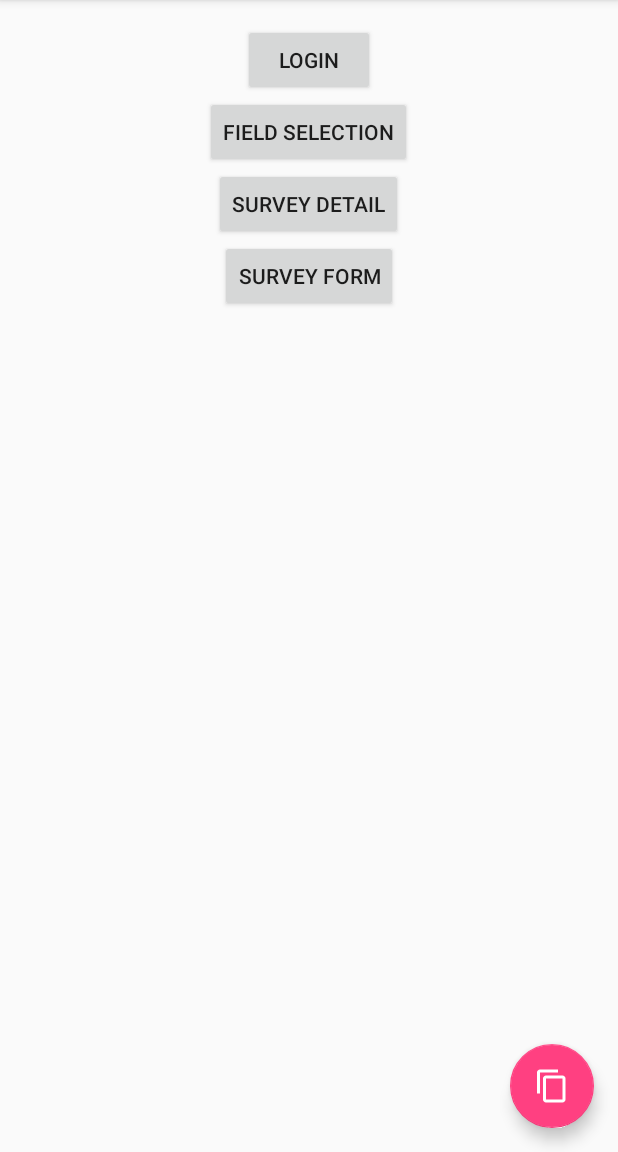
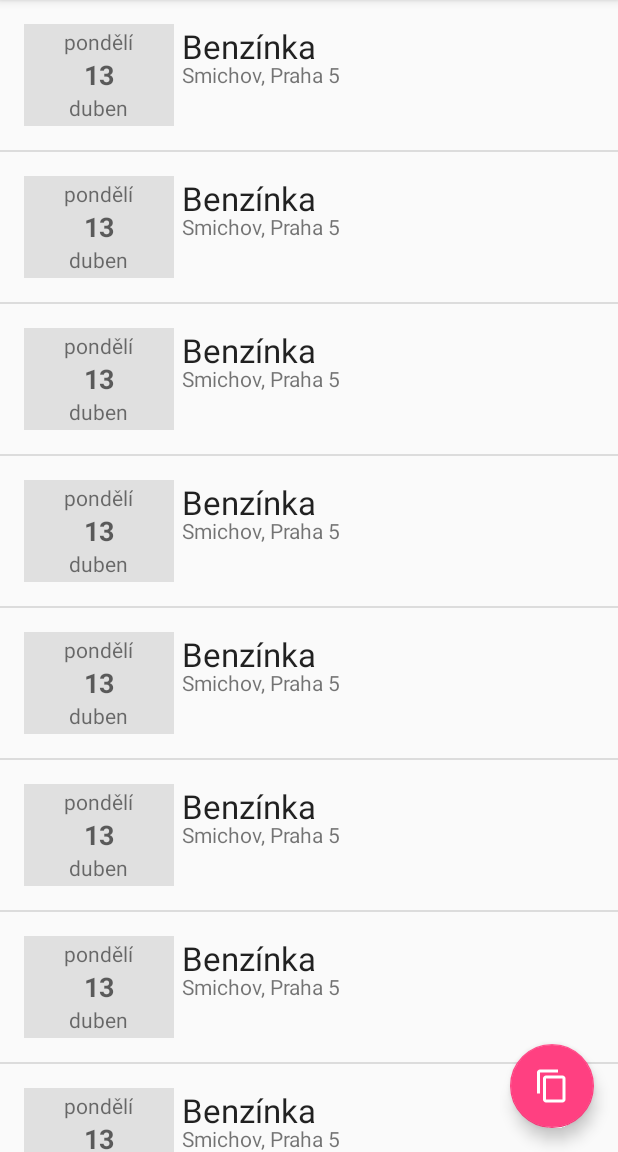
Before and after one commit to janzal/stm-dia, an Android app: the screen it shows after launch (DiaryOverview), on a phone screen of 412 x 824 dp, the part 84-1236 px from its top. Run offline under Robolectric (Android 15) with nearby library versions, the phone set to English and light mode, and no system bars.

Commit message:
overview list skeleton

```diff
--- a/app/src/main/java/com/cvut/janzaloudek/stm_dia/DiaryOverview.java
+++ b/app/src/main/java/com/cvut/janzaloudek/stm_dia/DiaryOverview.java
@@ -13,9 +13,34 @@ import android.support.v7.app.AppCompatActivity;
 import android.support.v7.widget.Toolbar;
 import android.view.Menu;
 import android.view.MenuItem;
+import android.widget.AdapterView;
+import android.widget.ArrayAdapter;
+import android.widget.ListView;
+
+import com.cvut.janzaloudek.stm_dia.FieldSelection.FieldAdapter;
+import com.cvut.janzaloudek.stm_dia.Survey.SurveyResponseOverviewAdapter;
+import com.cvut.janzaloudek.stm_dia.model.entity.Field;
+import com.cvut.janzaloudek.stm_dia.model.entity.Survey;
+import com.cvut.janzaloudek.stm_dia.model.entity.SurveyResponse;
+
+import java.util.ArrayList;
+import java.util.List;
 
 public class DiaryOverview extends AppCompatActivity
         implements NavigationView.OnNavigationItemSelectedListener {
+    List<SurveyResponse> surveyResponses = new ArrayList<SurveyResponse>() {{
+        add(new SurveyResponse());
+        add(new SurveyResponse());
+        add(new SurveyResponse());
+        add(new SurveyResponse());
+        add(new SurveyResponse());
+        add(new SurveyResponse());
+        add(new SurveyResponse());
+        add(new SurveyResponse());
+        add(new SurveyResponse());
+
+    }};
+
     public void showLoginActivity(View view) {
         Intent intent = new Intent(this, LoginActivity.class);
         startActivity(intent);
@@ -60,6 +85,19 @@ public class DiaryOverview extends AppCompatActivity
 
         NavigationView navigationView = (NavigationView) findViewById(R.id.nav_view);
         navigationView.setNavigationItemSelectedListener(this);
+
+        ArrayAdapter adapter = new SurveyResponseOverviewAdapter(this, R.layout.overview_question_item, surveyResponses);
+
+        ListView listView = (ListView) findViewById(R.id.overview_listview);
+        listView.setAdapter(adapter);
+
+        listView.setOnItemClickListener(new AdapterView.OnItemClickListener() {
+            @Override
+            public void onItemClick(AdapterView<?> adapterView, View view, int i, long l) {
+                Intent intent = new Intent(DiaryOverview.this, SurveyDetailActivity.class);
+                startActivity(intent);
+            }
+        });
     }
 
     @Override
--- /dev/null
+++ b/app/src/main/java/com/cvut/janzaloudek/stm_dia/Survey/SurveyResponseOverviewAdapter.java
@@ -0,0 +1,38 @@
+package com.cvut.janzaloudek.stm_dia.Survey;
+
+import android.content.Context;
+import android.view.LayoutInflater;
+import android.view.View;
+import android.view.ViewGroup;
+import android.widget.ArrayAdapter;
+import android.widget.TextView;
+
+import com.cvut.janzaloudek.stm_dia.R;
+import com.cvut.janzaloudek.stm_dia.model.entity.Question;
+import com.cvut.janzaloudek.stm_dia.model.entity.SurveyResponse;
+
+import java.util.List;
+
+/**
+ * Created by janzaloudek on 25/04/16.
+ */
+public class SurveyResponseOverviewAdapter extends ArrayAdapter<SurveyResponse> {
+
+    public SurveyResponseOverviewAdapter(Context context, int resource, List<SurveyResponse> objects) {
+        super(context, resource, objects);
+    }
+
+    @Override
+    public View getView(int position, View convertView, ViewGroup parent) {
+        SurveyResponse question = getItem(position);
+
+        if (convertView == null) {
+            convertView = LayoutInflater.from(getContext()).inflate(R.layout.overview_question_item, parent, false);
+        }
+
+//        TextView content = (TextView) convertView.findViewById(R.id.question_text);
+//        content.setText(question.getSurvey().field.getHeader());
+
+        return convertView;
+    }
+}
--- a/app/src/main/java/com/cvut/janzaloudek/stm_dia/model/entity/Question.java
+++ b/app/src/main/java/com/cvut/janzaloudek/stm_dia/model/entity/Question.java
@@ -34,4 +34,9 @@ public class Question {
     public String getContent() {
         return content;
     }
+
+    @Override
+    public boolean equals(Object o) {
+        return ((Question)o).id == id;
+    }
 }
--- /dev/null
+++ b/app/src/main/java/com/cvut/janzaloudek/stm_dia/model/entity/SurveyResponse.java
@@ -0,0 +1,41 @@
+package com.cvut.janzaloudek.stm_dia.model.entity;
+
+import java.util.HashMap;
+import java.util.List;
+
+/**
+ * Created by janzaloudek on 25/04/16.
+ */
+public class SurveyResponse {
+    Survey survey;
+    HashMap<Question, Integer> responses;
+
+    public SurveyResponse() {
+
+    }
+
+    public SurveyResponse(Survey survey, HashMap responses) {
+        this.survey = survey;
+        this.responses = responses;
+    }
+
+    public SurveyResponse(Survey survey) {
+        this(survey, null);
+    }
+
+    public List<Question> getQuestions() {
+        return survey.getQuestions();
+    }
+
+    public void setResponses(HashMap<Question, Integer> responses) {
+        this.responses = responses;
+    }
+
+    public HashMap<Question, Integer> getResponses() {
+        return responses;
+    }
+
+    public Survey getSurvey() {
+        return survey;
+    }
+}
--- a/app/src/main/res/layout/content_diary_overview.xml
+++ b/app/src/main/res/layout/content_diary_overview.xml
@@ -10,41 +10,48 @@
     android:paddingTop="@dimen/activity_vertical_margin"
     app:layout_behavior="@string/appbar_scrolling_view_behavior"
     tools:context="com.cvut.janzaloudek.stm_dia.DiaryOverview"
-    tools:showIn="@layout/app_bar_diary_overview">
+    tools:showIn="@layout/app_bar_diary_overview"
+    android:padding="0dp">
 
-    <Button
-        android:layout_width="wrap_content"
-        android:layout_height="wrap_content"
-        android:text="Login"
-        android:id="@+id/button"
+    <!--<Button-->
+        <!--android:layout_width="wrap_content"-->
+        <!--android:layout_height="wrap_content"-->
+        <!--android:text="Login"-->
+        <!--android:id="@+id/button"-->
+        <!--android:layout_alignParentTop="true"-->
+        <!--android:layout_centerHorizontal="true"-->
+        <!--android:onClick="showLoginActivity" />-->
+
+    <!--<Button-->
+        <!--android:layout_width="wrap_content"-->
+        <!--android:layout_height="wrap_content"-->
+        <!--android:text="Field selection"-->
+        <!--android:id="@+id/button2"-->
+        <!--android:layout_below="@+id/button"-->
+        <!--android:layout_centerHorizontal="true"-->
+        <!--android:onClick="showFieldSelectionActivity"/>-->
+
+    <!--<Button-->
+        <!--android:layout_width="wrap_content"-->
+        <!--android:layout_height="wrap_content"-->
+        <!--android:text="Survey detail"-->
+        <!--android:id="@+id/button3"-->
+        <!--android:layout_below="@+id/button2"-->
+        <!--android:layout_centerHorizontal="true"-->
+        <!--android:onClick="showSurveyDetailActivity" />-->
+
+    <!--<Button-->
+        <!--android:layout_width="wrap_content"-->
+        <!--android:layout_height="wrap_content"-->
+        <!--android:text="Survey form"-->
+        <!--android:id="@+id/button4"-->
+        <!--android:layout_below="@+id/button3"-->
+        <!--android:layout_centerHorizontal="true"-->
+        <!--android:onClick="showSurveyFormActivity"/>-->
+    <ListView
+        android:layout_width="match_parent"
+        android:layout_height="match_parent"
+        android:id="@+id/overview_listview"
         android:layout_alignParentTop="true"
-        android:layout_centerHorizontal="true"
-        android:onClick="showLoginActivity" />
-
-    <Button
-        android:layout_width="wrap_content"
-        android:layout_height="wrap_content"
-        android:text="Field selection"
-        android:id="@+id/button2"
-        android:layout_below="@+id/button"
-        android:layout_centerHorizontal="true"
-        android:onClick="showFieldSelectionActivity"/>
-
-    <Button
-        android:layout_width="wrap_content"
-        android:layout_height="wrap_content"
-        android:text="Survey detail"
-        android:id="@+id/button3"
-        android:layout_below="@+id/button2"
-        android:layout_centerHorizontal="true"
-        android:onClick="showSurveyDetailActivity" />
-
-    <Button
-        android:layout_width="wrap_content"
-        android:layout_height="wrap_content"
-        android:text="Survey form"
-        android:id="@+id/button4"
-        android:layout_below="@+id/button3"
-        android:layout_centerHorizontal="true"
-        android:onClick="showSurveyFormActivity"/>
+        android:layout_centerHorizontal="true" />
 </RelativeLayout>
--- /dev/null
+++ b/app/src/main/res/layout/overview_question_item.xml
@@ -0,0 +1,83 @@
+<?xml version="1.0" encoding="utf-8"?>
+<RelativeLayout android:layout_width="fill_parent"
+    android:layout_height="100dp"
+    xmlns:android="http://schemas.android.com/apk/res/android"
+    android:padding="16dp"
+    android:id="@+id/addi">
+
+
+    <RelativeLayout
+        android:orientation="vertical"
+        android:layout_width="100dp"
+        android:layout_height="match_parent"
+        android:layout_alignParentTop="true"
+        android:layout_alignParentEnd="false"
+        android:layout_marginEnd="230dp"
+        android:layout_alignParentLeft="true"
+        android:layout_alignParentStart="true"
+        android:background="@color/material_grey_300">
+
+        <TextView
+            android:layout_width="wrap_content"
+            android:layout_height="wrap_content"
+            android:textAppearance="?android:attr/textAppearanceMedium"
+            android:text="13"
+            android:id="@+id/overview_survey_day"
+            android:layout_alignParentLeft="false"
+            android:layout_marginLeft="0dp"
+            android:layout_alignParentTop="false"
+            android:layout_marginTop="0dp"
+            android:layout_alignParentBottom="false"
+            android:layout_alignParentRight="false"
+            android:layout_alignWithParentIfMissing="false"
+            android:layout_centerInParent="true"
+            android:autoText="false"
+            android:textAlignment="center"
+            android:textStyle="bold" />
+
+        <TextView
+            android:layout_width="wrap_content"
+            android:layout_height="wrap_content"
+            android:textAppearance="?android:attr/textAppearanceSmall"
+            android:text="duben"
+            android:id="@+id/overview_survey_month"
+            android:layout_marginLeft="0dp"
+            android:layout_alignWithParentIfMissing="false"
+            android:autoText="false"
+            android:textAlignment="center"
+            android:layout_centerHorizontal="true"
+            android:layout_below="@+id/overview_survey_day" />
+
+        <TextView
+            android:layout_width="wrap_content"
+            android:layout_height="wrap_content"
+            android:textAppearance="?android:attr/textAppearanceSmall"
+            android:text="pondělí"
+            android:id="@+id/overview_survey_day_name"
+            android:layout_marginLeft="0dp"
+            android:layout_alignWithParentIfMissing="false"
+            android:autoText="false"
+            android:textAlignment="center"
+            android:layout_above="@+id/overview_survey_day"
+            android:layout_centerHorizontal="true" />
+    </RelativeLayout>
+
+    <TextView
+        android:layout_width="wrap_content"
+        android:layout_height="wrap_content"
+        android:textAppearance="?android:attr/textAppearanceLarge"
+        android:text="Benzínka"
+        android:id="@+id/overview_survey_name"
+        android:layout_alignParentTop="true"
+        android:layout_alignParentStart="true"
+        android:layout_marginStart="105dp" />
+
+    <TextView
+        android:layout_width="wrap_content"
+        android:layout_height="wrap_content"
+        android:textAppearance="?android:attr/textAppearanceSmall"
+        android:text="Smichov, Praha 5"
+        android:id="@+id/overview_survey_location"
+        android:layout_centerVertical="true"
+        android:layout_alignStart="@+id/overview_survey_name" />
+</RelativeLayout>
--- /dev/null
+++ b/app/src/main/res/layout/overview_section_title.xml
@@ -0,0 +1,17 @@
+<?xml version="1.0" encoding="utf-8"?>
+<RelativeLayout android:layout_width="fill_parent"
+    android:layout_height="66dp"
+    xmlns:android="http://schemas.android.com/apk/res/android"
+    android:padding="16dp"
+    android:id="@+id/addi">
+
+
+    <TextView
+        android:layout_width="wrap_content"
+        android:layout_height="wrap_content"
+        android:textAppearance="?android:attr/textAppearanceLarge"
+        android:text="únor, 2015"
+        android:id="@+id/overview_section_title"
+        android:layout_alignParentTop="true"
+        android:layout_alignParentStart="true" />
+</RelativeLayout>
```
